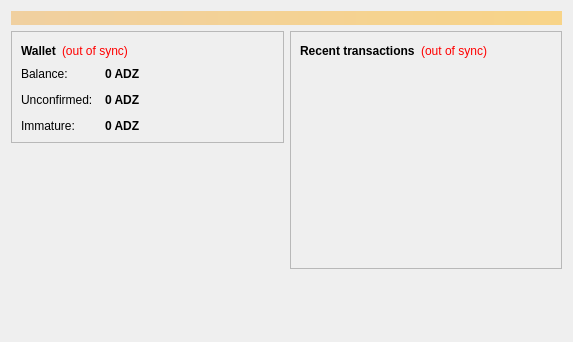
AdzCoin/adzcoin, file src/qt/forms/overviewpage.ui: the form before one commit.
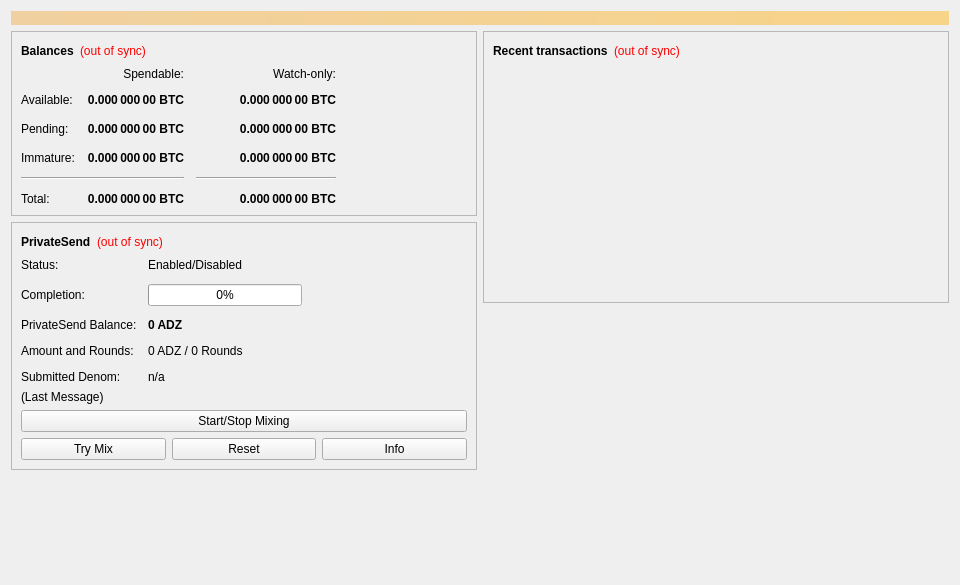
The form after the commit.

```diff
--- a/src/qt/forms/overviewpage.ui
+++ b/src/qt/forms/overviewpage.ui
@@ -6,10 +6,16 @@
    <rect>
     <x>0</x>
     <y>0</y>
-    <width>573</width>
-    <height>342</height>
+    <width>960</width>
+    <height>585</height>
    </rect>
   </property>
+  <property name="minimumSize">
+   <size>
+    <width>960</width>
+    <height>0</height>
+   </size>
+  </property>
   <property name="windowTitle">
    <string>Form</string>
   </property>
@@ -20,7 +26,7 @@
       <bool>false</bool>
      </property>
      <property name="styleSheet">
-      <string notr="true">background-color: qlineargradient(x1: 0, y1: 0, x2: 1, y2: 0, stop:0 #F0D0A0, stop:1 #F8D488); color:#000000;</string>
+      <string notr="true">QLabel { background-color: qlineargradient(x1: 0, y1: 0, x2: 1, y2: 0, stop:0 #F0D0A0, stop:1 #F8D488); color:#000000; }</string>
      </property>
      <property name="wordWrap">
       <bool>true</bool>
@@ -54,7 +60,7 @@
                </font>
               </property>
               <property name="text">
-               <string>Wallet</string>
+               <string>Balances</string>
               </property>
              </widget>
             </item>
@@ -75,6 +81,159 @@
              </widget>
             </item>
             <item>
+             <spacer name="horizontalSpacer_3">
+              <property name="orientation">
+               <enum>Qt::Horizontal</enum>
+              </property>
+              <property name="sizeHint" stdset="0">
+               <size>
+                <width>40</width>
+                <height>20</height>
+               </size>
+              </property>
+             </spacer>
+            </item>
+           </layout>
+          </item>
+          <item>
+           <layout class="QGridLayout" name="gridLayout">
+            <property name="spacing">
+             <number>12</number>
+            </property>
+            <item row="2" column="2">
+             <widget class="QLabel" name="labelWatchPending">
+              <property name="font">
+               <font>
+                <weight>75</weight>
+                <bold>true</bold>
+               </font>
+              </property>
+              <property name="cursor">
+               <cursorShape>IBeamCursor</cursorShape>
+              </property>
+              <property name="toolTip">
+               <string>Unconfirmed transactions to watch-only addresses</string>
+              </property>
+              <property name="text">
+               <string notr="true">0.000 000 00 BTC</string>
+              </property>
+              <property name="alignment">
+               <set>Qt::AlignRight|Qt::AlignTrailing|Qt::AlignVCenter</set>
+              </property>
+              <property name="textInteractionFlags">
+               <set>Qt::LinksAccessibleByMouse|Qt::TextSelectableByKeyboard|Qt::TextSelectableByMouse</set>
+              </property>
+             </widget>
+            </item>
+            <item row="2" column="1">
+             <widget class="QLabel" name="labelUnconfirmed">
+              <property name="font">
+               <font>
+                <weight>75</weight>
+                <bold>true</bold>
+               </font>
+              </property>
+              <property name="cursor">
+               <cursorShape>IBeamCursor</cursorShape>
+              </property>
+              <property name="toolTip">
+               <string>Total of transactions that have yet to be confirmed, and do not yet count toward the spendable balance</string>
+              </property>
+              <property name="text">
+               <string notr="true">0.000 000 00 BTC</string>
+              </property>
+              <property name="alignment">
+               <set>Qt::AlignRight|Qt::AlignTrailing|Qt::AlignVCenter</set>
+              </property>
+              <property name="textInteractionFlags">
+               <set>Qt::LinksAccessibleByMouse|Qt::TextSelectableByKeyboard|Qt::TextSelectableByMouse</set>
+              </property>
+             </widget>
+            </item>
+            <item row="3" column="2">
+             <widget class="QLabel" name="labelWatchImmature">
+              <property name="font">
+               <font>
+                <weight>75</weight>
+                <bold>true</bold>
+               </font>
+              </property>
+              <property name="cursor">
+               <cursorShape>IBeamCursor</cursorShape>
+              </property>
+              <property name="toolTip">
+               <string>Mined balance in watch-only addresses that has not yet matured</string>
+              </property>
+              <property name="text">
+               <string notr="true">0.000 000 00 BTC</string>
+              </property>
+              <property name="alignment">
+               <set>Qt::AlignRight|Qt::AlignTrailing|Qt::AlignVCenter</set>
+              </property>
+              <property name="textInteractionFlags">
+               <set>Qt::LinksAccessibleByMouse|Qt::TextSelectableByKeyboard|Qt::TextSelectableByMouse</set>
+              </property>
+             </widget>
+            </item>
+            <item row="4" column="0" colspan="2">
+             <widget class="Line" name="lineSpendableBalance">
+              <property name="orientation">
+               <enum>Qt::Horizontal</enum>
+              </property>
+             </widget>
+            </item>
+            <item row="4" column="2">
+             <widget class="Line" name="lineWatchBalance">
+              <property name="sizePolicy">
+               <sizepolicy hsizetype="Preferred" vsizetype="Fixed">
+                <horstretch>0</horstretch>
+                <verstretch>0</verstretch>
+               </sizepolicy>
+              </property>
+              <property name="minimumSize">
+               <size>
+                <width>140</width>
+                <height>0</height>
+               </size>
+              </property>
+              <property name="orientation">
+               <enum>Qt::Horizontal</enum>
+              </property>
+             </widget>
+            </item>
+            <item row="5" column="0">
+             <widget class="QLabel" name="labelTotalText">
+              <property name="text">
+               <string>Total:</string>
+              </property>
+             </widget>
+            </item>
+            <item row="3" column="1">
+             <widget class="QLabel" name="labelImmature">
+              <property name="font">
+               <font>
+                <weight>75</weight>
+                <bold>true</bold>
+               </font>
+              </property>
+              <property name="cursor">
+               <cursorShape>IBeamCursor</cursorShape>
+              </property>
+              <property name="toolTip">
+               <string>Mined balance that has not yet matured</string>
+              </property>
+              <property name="text">
+               <string notr="true">0.000 000 00 BTC</string>
+              </property>
+              <property name="alignment">
+               <set>Qt::AlignRight|Qt::AlignTrailing|Qt::AlignVCenter</set>
+              </property>
+              <property name="textInteractionFlags">
+               <set>Qt::LinksAccessibleByMouse|Qt::TextSelectableByKeyboard|Qt::TextSelectableByMouse</set>
+              </property>
+             </widget>
+            </item>
+            <item row="2" column="3">
              <spacer name="horizontalSpacer_2">
               <property name="orientation">
                <enum>Qt::Horizontal</enum>
@@ -87,86 +246,264 @@
               </property>
              </spacer>
             </item>
+            <item row="3" column="0">
+             <widget class="QLabel" name="labelImmatureText">
+              <property name="text">
+               <string>Immature:</string>
+              </property>
+             </widget>
+            </item>
+            <item row="5" column="1">
+             <widget class="QLabel" name="labelTotal">
+              <property name="font">
+               <font>
+                <weight>75</weight>
+                <bold>true</bold>
+               </font>
+              </property>
+              <property name="cursor">
+               <cursorShape>IBeamCursor</cursorShape>
+              </property>
+              <property name="toolTip">
+               <string>Your current total balance</string>
+              </property>
+              <property name="text">
+               <string notr="true">0.000 000 00 BTC</string>
+              </property>
+              <property name="alignment">
+               <set>Qt::AlignRight|Qt::AlignTrailing|Qt::AlignVCenter</set>
+              </property>
+              <property name="textInteractionFlags">
+               <set>Qt::LinksAccessibleByMouse|Qt::TextSelectableByKeyboard|Qt::TextSelectableByMouse</set>
+              </property>
+             </widget>
+            </item>
+            <item row="5" column="2">
+             <widget class="QLabel" name="labelWatchTotal">
+              <property name="font">
+               <font>
+                <weight>75</weight>
+                <bold>true</bold>
+               </font>
+              </property>
+              <property name="cursor">
+               <cursorShape>IBeamCursor</cursorShape>
+              </property>
+              <property name="toolTip">
+               <string>Current total balance in watch-only addresses</string>
+              </property>
+              <property name="text">
+               <string notr="true">0.000 000 00 BTC</string>
+              </property>
+              <property name="alignment">
+               <set>Qt::AlignRight|Qt::AlignTrailing|Qt::AlignVCenter</set>
+              </property>
+              <property name="textInteractionFlags">
+               <set>Qt::LinksAccessibleByMouse|Qt::TextSelectableByKeyboard|Qt::TextSelectableByMouse</set>
+              </property>
+             </widget>
+            </item>
+            <item row="0" column="2">
+             <widget class="QLabel" name="labelWatchonly">
+              <property name="text">
+               <string>Watch-only:</string>
+              </property>
+              <property name="alignment">
+               <set>Qt::AlignRight|Qt::AlignTrailing|Qt::AlignVCenter</set>
+              </property>
+             </widget>
+            </item>
+            <item row="1" column="0">
+             <widget class="QLabel" name="labelBalanceText">
+              <property name="text">
+               <string>Available:</string>
+              </property>
+             </widget>
+            </item>
+            <item row="1" column="1">
+             <widget class="QLabel" name="labelBalance">
+              <property name="font">
+               <font>
+                <weight>75</weight>
+                <bold>true</bold>
+               </font>
+              </property>
+              <property name="cursor">
+               <cursorShape>IBeamCursor</cursorShape>
+              </property>
+              <property name="toolTip">
+               <string>Your current spendable balance</string>
+              </property>
+              <property name="text">
+               <string notr="true">0.000 000 00 BTC</string>
+              </property>
+              <property name="alignment">
+               <set>Qt::AlignRight|Qt::AlignTrailing|Qt::AlignVCenter</set>
+              </property>
+              <property name="textInteractionFlags">
+               <set>Qt::LinksAccessibleByMouse|Qt::TextSelectableByKeyboard|Qt::TextSelectableByMouse</set>
+              </property>
+             </widget>
+            </item>
+            <item row="1" column="2">
+             <widget class="QLabel" name="labelWatchAvailable">
+              <property name="font">
+               <font>
+                <weight>75</weight>
+                <bold>true</bold>
+               </font>
+              </property>
+              <property name="cursor">
+               <cursorShape>IBeamCursor</cursorShape>
+              </property>
+              <property name="toolTip">
+               <string>Your current balance in watch-only addresses</string>
+              </property>
+              <property name="text">
+               <string notr="true">0.000 000 00 BTC</string>
+              </property>
+              <property name="alignment">
+               <set>Qt::AlignRight|Qt::AlignTrailing|Qt::AlignVCenter</set>
+              </property>
+              <property name="textInteractionFlags">
+               <set>Qt::LinksAccessibleByMouse|Qt::TextSelectableByKeyboard|Qt::TextSelectableByMouse</set>
+              </property>
+             </widget>
+            </item>
+            <item row="2" column="0">
+             <widget class="QLabel" name="labelPendingText">
+              <property name="text">
+               <string>Pending:</string>
+              </property>
+             </widget>
+            </item>
+            <item row="0" column="1">
+             <widget class="QLabel" name="labelSpendable">
+              <property name="text">
+               <string>Spendable:</string>
+              </property>
+              <property name="alignment">
+               <set>Qt::AlignRight|Qt::AlignTrailing|Qt::AlignVCenter</set>
+              </property>
+             </widget>
+            </item>
            </layout>
           </item>
+         </layout>
+        </widget>
+       </item>
+       <item>
+        <widget class="QFrame" name="framePrivateSend">
+         <property name="layoutDirection">
+          <enum>Qt::LeftToRight</enum>
+         </property>
+         <property name="frameShape">
+          <enum>QFrame::StyledPanel</enum>
+         </property>
+         <property name="frameShadow">
+          <enum>QFrame::Raised</enum>
+         </property>
+         <layout class="QVBoxLayout" name="VerticalLayout_PS1">
           <item>
-           <layout class="QFormLayout" name="formLayout_2">
+           <layout class="QHBoxLayout" name="horizontalLayout_5">
+            <item>
+             <widget class="QLabel" name="labelPrivateSendHeader">
+              <property name="font">
+               <font>
+                <weight>75</weight>
+                <bold>true</bold>
+               </font>
+              </property>
+              <property name="text">
+               <string>PrivateSend</string>
+              </property>
+             </widget>
+            </item>
+            <item>
+             <widget class="QLabel" name="labelPrivateSendSyncStatus">
+              <property name="toolTip">
+               <string>The displayed information may be out of date. Your wallet automatically synchronizes with the Adz network after a connection is established, but this process has not completed yet.</string>
+              </property>
+              <property name="styleSheet">
+               <string notr="true">QLabel { color: red; }</string>
+              </property>
+              <property name="text">
+               <string notr="true">(out of sync)</string>
+              </property>
+              <property name="alignment">
+               <set>Qt::AlignLeading|Qt::AlignLeft|Qt::AlignVCenter</set>
+              </property>
+             </widget>
+            </item>
+            <item>
+             <spacer name="horizontalSpacer_4">
+              <property name="orientation">
+               <enum>Qt::Horizontal</enum>
+              </property>
+              <property name="sizeHint" stdset="0">
+               <size>
+                <width>40</width>
+                <height>20</height>
+               </size>
+              </property>
+             </spacer>
+            </item>
+           </layout>
+          </item>
+          <item>
+           <layout class="QFormLayout" name="privateSendFormLayout">
             <property name="fieldGrowthPolicy">
              <enum>QFormLayout::AllNonFixedFieldsGrow</enum>
             </property>
             <property name="horizontalSpacing">
-             <number>12</number>
+             <number>11</number>
             </property>
             <property name="verticalSpacing">
              <number>12</number>
             </property>
             <item row="0" column="0">
-             <widget class="QLabel" name="label">
+             <widget class="QLabel" name="labelPrivateSendEnabledText">
               <property name="text">
-               <string>Balance:</string>
+               <string>Status:</string>
               </property>
              </widget>
             </item>
             <item row="0" column="1">
-             <widget class="QLabel" name="labelBalance">
-              <property name="font">
-               <font>
-                <weight>75</weight>
-                <bold>true</bold>
-               </font>
-              </property>
-              <property name="cursor">
-               <cursorShape>IBeamCursor</cursorShape>
-              </property>
-              <property name="toolTip">
-               <string>Your current balance</string>
-              </property>
+             <widget class="QLabel" name="labelPrivateSendEnabled">
               <property name="text">
-               <string notr="true">0 ADZ</string>
-              </property>
-              <property name="textInteractionFlags">
-               <set>Qt::LinksAccessibleByMouse|Qt::TextSelectableByKeyboard|Qt::TextSelectableByMouse</set>
+               <string>Enabled/Disabled</string>
               </property>
              </widget>
             </item>
             <item row="1" column="0">
-             <widget class="QLabel" name="label_3">
+             <widget class="QLabel" name="labelCompletitionText">
               <property name="text">
-               <string>Unconfirmed:</string>
+               <string>Completion:</string>
               </property>
              </widget>
             </item>
             <item row="1" column="1">
-             <widget class="QLabel" name="labelUnconfirmed">
-              <property name="font">
-               <font>
-                <weight>75</weight>
-                <bold>true</bold>
-               </font>
+             <widget class="QProgressBar" name="privateSendProgress">
+              <property name="maximumSize">
+               <size>
+                <width>154</width>
+                <height>16777215</height>
+               </size>
               </property>
-              <property name="cursor">
-               <cursorShape>IBeamCursor</cursorShape>
-              </property>
-              <property name="toolTip">
-               <string>Total of transactions that have yet to be confirmed, and do not yet count toward the current balance</string>
-              </property>
-              <property name="text">
-               <string notr="true">0 ADZ</string>
-              </property>
-              <property name="textInteractionFlags">
-               <set>Qt::LinksAccessibleByMouse|Qt::TextSelectableByKeyboard|Qt::TextSelectableByMouse</set>
+              <property name="value">
+               <number>0</number>
               </property>
              </widget>
             </item>
             <item row="2" column="0">
-             <widget class="QLabel" name="labelImmatureText">
+             <widget class="QLabel" name="labelAnonymizedText">
               <property name="text">
-               <string>Immature:</string>
+               <string>PrivateSend Balance:</string>
               </property>
              </widget>
             </item>
             <item row="2" column="1">
-             <widget class="QLabel" name="labelImmature">
+             <widget class="QLabel" name="labelAnonymized">
               <property name="font">
                <font>
                 <weight>75</weight>
@@ -179,10 +516,123 @@
               <property name="text">
                <string notr="true">0 ADZ</string>
               </property>
-              <property name="textInteractionFlags">
-               <set>Qt::LinksAccessibleByMouse|Qt::TextSelectableByKeyboard|Qt::TextSelectableByMouse</set>
+             </widget>
+            </item>
+            <item row="3" column="0">
+             <widget class="QLabel" name="labelAmountAndRoundsText">
+              <property name="text">
+               <string>Amount and Rounds:</string>
               </property>
              </widget>
+            </item>
+            <item row="3" column="1">
+             <widget class="QLabel" name="labelAmountRounds">
+              <property name="text">
+               <string>0 ADZ / 0 Rounds</string>
+              </property>
+             </widget>
+            </item>
+            <item row="4" column="0">
+             <widget class="QLabel" name="labelSubmittedDenomText">
+              <property name="text">
+               <string>Submitted Denom:</string>
+              </property>
+             </widget>
+            </item>
+            <item row="4" column="1">
+             <widget class="QLabel" name="labelSubmittedDenom">
+              <property name="toolTip">
+               <string>The denominations you submitted to the Masternode.&lt;br&gt;To mix, other users must submit the exact same denominations.</string>
+              </property>
+              <property name="text">
+               <string>n/a</string>
+              </property>
+             </widget>
+            </item>
+           </layout>
+          </item>
+          <item>
+           <layout class="QVBoxLayout" name="VerticalLayout_PS">
+            <item>
+             <widget class="QLabel" name="labelPrivateSendLastMessage">
+              <property name="text">
+               <string>(Last Message)</string>
+              </property>
+              <property name="alignment">
+               <set>Qt::AlignLeading|Qt::AlignLeft|Qt::AlignTop</set>
+              </property>
+              <property name="wordWrap">
+               <bool>true</bool>
+              </property>
+             </widget>
+            </item>
+            <item>
+             <widget class="QPushButton" name="togglePrivateSend">
+              <property name="sizePolicy">
+               <sizepolicy hsizetype="MinimumExpanding" vsizetype="Fixed">
+                <horstretch>0</horstretch>
+                <verstretch>0</verstretch>
+               </sizepolicy>
+              </property>
+              <property name="text">
+               <string>Start/Stop Mixing</string>
+              </property>
+             </widget>
+            </item>
+            <item>
+             <layout class="QHBoxLayout" name="horizontalLayout_debugbuttons">
+              <item>
+               <widget class="QPushButton" name="privateSendAuto">
+                <property name="sizePolicy">
+                 <sizepolicy hsizetype="MinimumExpanding" vsizetype="Fixed">
+                  <horstretch>0</horstretch>
+                  <verstretch>0</verstretch>
+                 </sizepolicy>
+                </property>
+                <property name="toolTip">
+                 <string>Try to manually submit a PrivateSend request.</string>
+                </property>
+                <property name="text">
+                 <string>Try Mix</string>
+                </property>
+               </widget>
+              </item>
+              <item>
+               <widget class="QPushButton" name="privateSendReset">
+                <property name="sizePolicy">
+                 <sizepolicy hsizetype="MinimumExpanding" vsizetype="Fixed">
+                  <horstretch>0</horstretch>
+                  <verstretch>0</verstretch>
+                 </sizepolicy>
+                </property>
+                <property name="toolTip">
+                 <string>Reset the current status of PrivateSend (can interrupt PrivateSend if it's in the process of Mixing, which can cost you money!)</string>
+                </property>
+                <property name="autoFillBackground">
+                 <bool>false</bool>
+                </property>
+                <property name="text">
+                 <string>Reset</string>
+                </property>
+               </widget>
+              </item>
+              <item>
+               <widget class="QPushButton" name="privateSendInfo">
+                <property name="sizePolicy">
+                 <sizepolicy hsizetype="MinimumExpanding" vsizetype="Fixed">
+                  <horstretch>0</horstretch>
+                  <verstretch>0</verstretch>
+                 </sizepolicy>
+                </property>
+                <property name="toolTip">
+                 <string>Information about PrivateSend and Mixing</string>
+                </property>
+                <property name="text">
+                 <string>Info</string>
+                </property>
+               </widget>
+              </item>
+             </layout>
             </item>
            </layout>
           </item>
@@ -219,8 +669,14 @@
            <layout class="QHBoxLayout" name="horizontalLayout_2">
             <item>
              <widget class="QLabel" name="label_4">
+              <property name="font">
+               <font>
+                <weight>75</weight>
+                <bold>true</bold>
+               </font>
+              </property>
               <property name="text">
-               <string>&lt;b&gt;Recent transactions&lt;/b&gt;</string>
+               <string>Recent transactions</string>
               </property>
              </widget>
             </item>
@@ -236,7 +692,7 @@
                <string notr="true">(out of sync)</string>
               </property>
               <property name="alignment">
-               <set>Qt::AlignRight|Qt::AlignTrailing|Qt::AlignVCenter</set>
+               <set>Qt::AlignLeading|Qt::AlignLeft|Qt::AlignVCenter</set>
               </property>
              </widget>
             </item>
```
Left out of the diff: 10 changed lines with no effect on the pictures.
